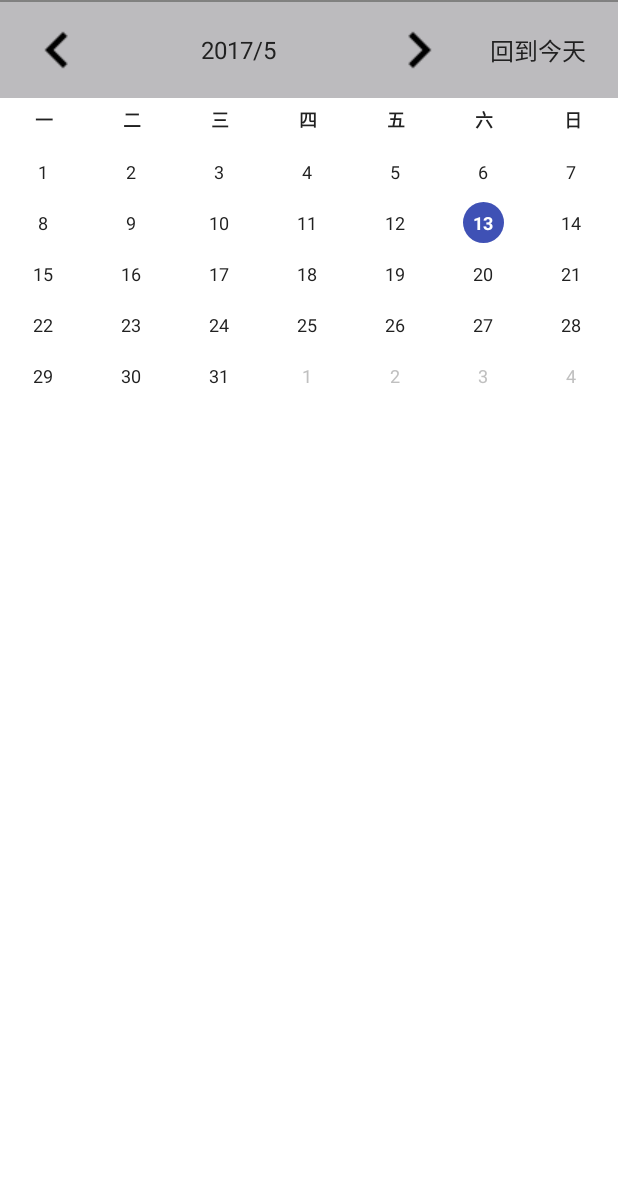
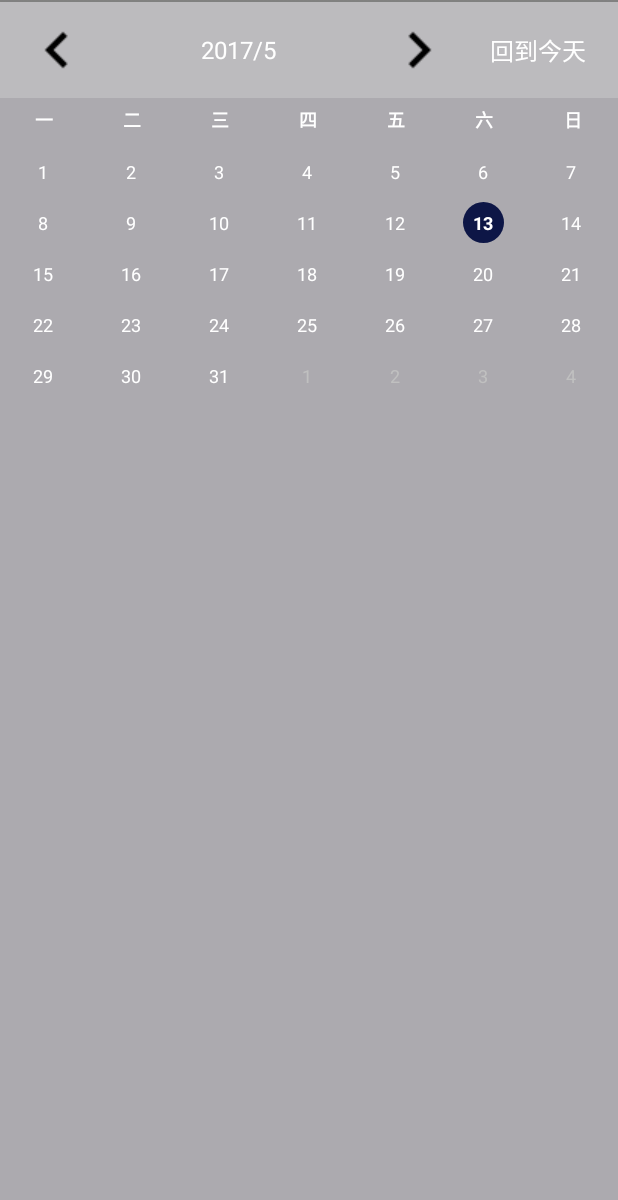
Before and after one commit to KathrineLee/Calendar_L, an Android app: the screen it shows after launch (MainActivity), on a phone screen of 412 x 824 dp, the part 36-1236 px from its top. Run offline under Robolectric (Android 15) with nearby library versions, the phone set to English and light mode, and no system bars.

Commit message:
xml部分修改

```diff
--- a/Calendar_K/app/src/main/java/com/example/kathrynl/calendar_k/CalendarCard.java
+++ b/Calendar_K/app/src/main/java/com/example/kathrynl/calendar_k/CalendarCard.java
@@ -26,16 +26,14 @@ import com.example.kathrynl.calendar_k.TimeUtil;
 import com.nineoldandroids.animation.ObjectAnimator;
 
 /**
- * 单个月的日历视图 <功能简述> <Br>
- * 可以定义样式<功能详细描述> <Br>
+ * 单个月的日历视图
+ * 可以定义样式
  */
 
 public class CalendarCard extends LinearLayout {
 
     /**
-     * 控件的日期改变 <功能简述> <Br>
-     * <功能详细描述> <Br>
-     *
+     * 控件的日期改变
      */
     public interface OnCalendarChangeListener {
         void onCalendarChange(Calendar cal);
@@ -43,15 +41,15 @@ public class CalendarCard extends LinearLayout {
 
     private Context mContext;
 
-    private GridWithoutScrollView mGv;
+    private GridWithoutScrollView mGv;//用一个GridWithoutScrollView格式
 
-    private CalendarGridViewAdapter mGridViewAdapter;
+    private CalendarGridViewAdapter mGridViewAdapter;//使用适配器
 
-    private Calendar mCurrentCal = Calendar.getInstance();
+    private Calendar mCurrentCal = Calendar.getInstance();//获取日历
 
-    private OnCalendarChangeListener mOnCalendarChangeListener;
+    private OnCalendarChangeListener mOnCalendarChangeListener;//改变监听
 
-    private OnDaySelectListener mOnDaySelectListener;
+    private OnDaySelectListener mOnDaySelectListener;//选择监听
 
     public CalendarCard(Context context) {
         this(context, null);
@@ -111,8 +109,11 @@ public class CalendarCard extends LinearLayout {
 
         View view = LayoutInflater.from(mContext).inflate(
                 R.layout.widget_calendar_card, this, true);
+        //初始化一个View获取widget_calendar_card的布局
 
         LinearLayout weekdaysLl = (LinearLayout) view.findViewById(R.id.widget_calendar_card_weekdays);
+        //在View中放置widget_calendar_card_weekdays
+        //  父.findviewbyid(R.id.xxx)
 
         // 设置星期文字样式
         for (int i = 0; i < weekdaysLl.getChildCount(); i++) {
@@ -125,7 +126,8 @@ public class CalendarCard extends LinearLayout {
         mGv = (GridWithoutScrollView) view
                 .findViewById(R.id.widget_calendar_card_gv);
         mGridViewAdapter = new CalendarGridViewAdapter(mContext);
-        mGv.setAdapter(mGridViewAdapter);
+        mGv.setAdapter(mGridViewAdapter);//将网格布局GridwithoutScrollView和数据通过适配器连接在一起
+        //绑定数据
 
         mGridViewAdapter.initStyle(mTodayTextStyle, mNotCurrentTextStyle,
                 mDayTextStyle, mDaySelector);
--- a/Calendar_K/app/src/main/java/com/example/kathrynl/calendar_k/CalendarGridViewAdapter.java
+++ b/Calendar_K/app/src/main/java/com/example/kathrynl/calendar_k/CalendarGridViewAdapter.java
@@ -69,7 +69,6 @@ public class CalendarGridViewAdapter extends BaseAdapter{
     /**
      * 根据当前位置获取指定的文件信息
      * @param position
-     * @return
      */
     @Override
     public CalendarItem getItem(int position) {
@@ -79,7 +78,6 @@ public class CalendarGridViewAdapter extends BaseAdapter{
     /**
      * 根据当前位置返回当前数据项在LIST中的行ID
      * @param position
-     * @return
      */
     @Override
     public long getItemId(int position) {
--- a/Calendar_K/app/src/main/java/com/example/kathrynl/calendar_k/CommonCalendarView.java
+++ b/Calendar_K/app/src/main/java/com/example/kathrynl/calendar_k/CommonCalendarView.java
@@ -80,13 +80,14 @@ public class CommonCalendarView extends LinearLayout {
             @Override
             public void onClick(View v) {
                 mCalendarCard.selectCurrentCalendar(Calendar.getInstance());
-            }
+        }
         });
         mCalendarCard.setOnCalendarChangeListener(new OnCalendarChangeListener() {
 
                     @Override
                     public void onCalendarChange(Calendar cal) {
-                        mDateTextView.setText(String.valueOf(cal.get(Calendar.YEAR)) + DATE_SPLIT + String.valueOf(cal.get(Calendar.MONTH) + 1));
+                        mDateTextView.setText(String.valueOf(cal.get(Calendar.YEAR)) + DATE_SPLIT + String.
+                                valueOf(cal.get(Calendar.MONTH) + 1));
                         mCalendarCard.getLayoutParams().height = LayoutParams.MATCH_PARENT;
                     }
                 });
--- a/Calendar_K/app/src/main/java/com/example/kathrynl/calendar_k/GridWithoutScrollView.java
+++ b/Calendar_K/app/src/main/java/com/example/kathrynl/calendar_k/GridWithoutScrollView.java
@@ -9,8 +9,7 @@ import android.util.AttributeSet;
 import android.widget.GridView;
 
 /**
- * 不带滚动属性的gridview <功能简述> <Br>
- * <功能详细描述> <Br>
+ * gridview
  */
 public class GridWithoutScrollView extends GridView {
     public GridWithoutScrollView(Context context) {
@@ -24,7 +23,7 @@ public class GridWithoutScrollView extends GridView {
     @Override
     protected void onMeasure(int widthMeasureSpec, int heightMeasureSpec) {
         int expandSpec = MeasureSpec.makeMeasureSpec(Integer.MAX_VALUE >> 2,
-                MeasureSpec.AT_MOST);
+                MeasureSpec.AT_MOST);//MAX_VALUE右移2位后，即使不是最大整数了， view的高度也一般不可能超过它
         super.onMeasure(widthMeasureSpec, expandSpec);
     }
 }
--- a/Calendar_K/app/src/main/res/layout/activity_main.xml
+++ b/Calendar_K/app/src/main/res/layout/activity_main.xml
@@ -2,13 +2,13 @@
     xmlns:tools="http://schemas.android.com/tools"
     android:layout_width="match_parent"
     android:layout_height="match_parent"
-    android:background="#ffffff"
+    android:background="#acaaaf"
     android:orientation="vertical" >
 
     <com.example.kathrynl.calendar_k.CommonCalendarView
         android:id="@+id/calendar"
         android:layout_width="match_parent"
         android:layout_height="wrap_content"
-        android:background="@color/white" />
+        android:background="#acaaaf" />
 
 </LinearLayout>
--- a/Calendar_K/app/src/main/res/layout/widget_calendar_card.xml
+++ b/Calendar_K/app/src/main/res/layout/widget_calendar_card.xml
@@ -3,7 +3,7 @@
     android:layout_width="match_parent"
     android:layout_height="match_parent"
     android:gravity="center_horizontal"
-    android:background="#ffffff"
+    android:background="#acaaaf"
     android:orientation="vertical"
     >
 
--- a/Calendar_K/app/src/main/res/layout/widget_calendar_common_view.xml
+++ b/Calendar_K/app/src/main/res/layout/widget_calendar_common_view.xml
@@ -77,4 +77,6 @@
         calendar:todayTextStyle="@style/textView_calendar_common_today"
         calendar:weekTextStyle="@style/textView_sp13_primary_text_bold" />
 
+
+
 </merge>
--- a/Calendar_K/app/src/main/res/values/color.xml
+++ b/Calendar_K/app/src/main/res/values/color.xml
@@ -1,9 +1,9 @@
 <?xml version="1.0" encoding="utf-8"?>
 <resources>
 
-    <color name="primary">#3F51B5</color>
-    <color name="accent">#FF4081</color>
-    <color name="primary_text">#212121</color>
+    <color name="primary">#0d1646</color>
+    <color name="accent">#95d7f4</color>
+    <color name="primary_text">#ffffff</color>
     <color name="white">#ffffff</color>
     <color name="transparent">#00000000</color>
     <color name="translucent_black">#a0000000</color>
```
